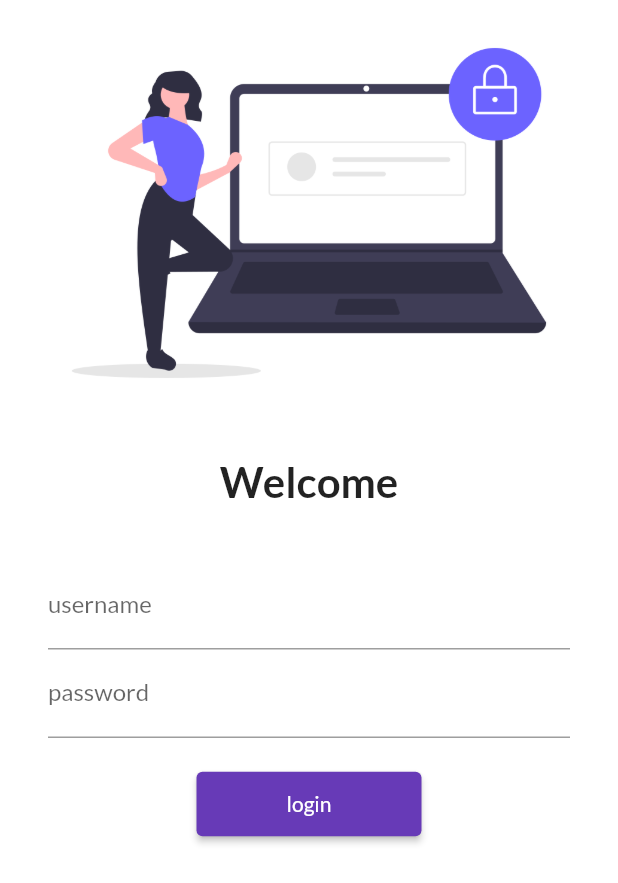
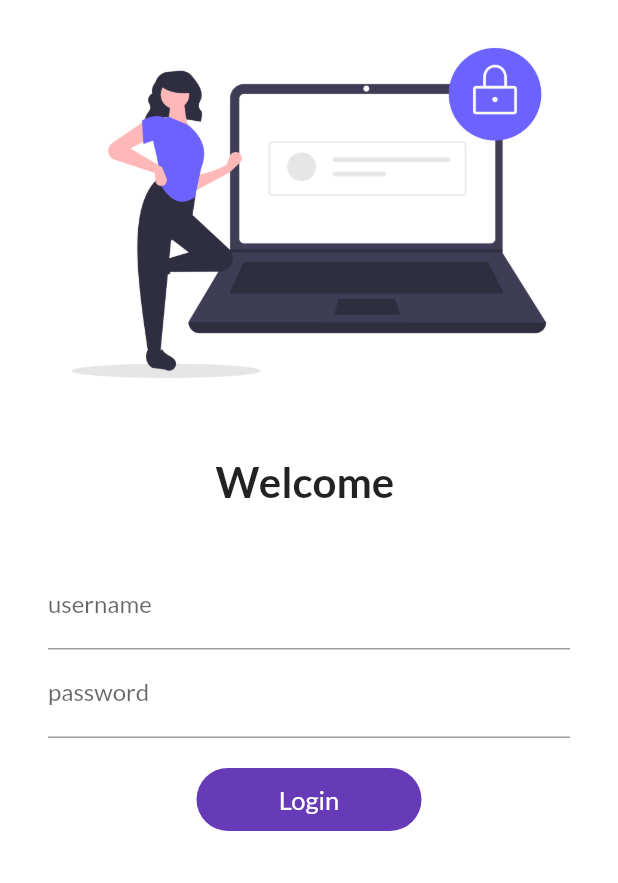
Before and after one commit to Rohaibchouhan/30daysofflutter-catalogo-app, a Flutter app: the screen it shows after launch, on a phone screen of 412 x 824 dp. Shown: the top 883 px of the screen. Run offline on Flutter 3.47's test engine with Material 2 defaults, Android fonts, the phone set to English and light mode, and no system bars; our stand-ins replace google_fonts.

Commit message:
day6 completed

```diff
--- a/lib/main.dart
+++ b/lib/main.dart
@@ -22,7 +22,7 @@
       themeMode: ThemeMode.light,
       darkTheme: ThemeData(brightness: Brightness.dark),
       theme: ThemeData(
-        primarySwatch: Colors.deepPurple,
+        primarySwatch: Colors.red,
         fontFamily: GoogleFonts.lato().fontFamily,
         //textTheme: GoogleFonts.latoTextTheme() "prefectly work this line"
       ),
--- a/lib/pages/login_page.dart
+++ b/lib/pages/login_page.dart
@@ -2,35 +2,41 @@
 
 import 'package:flutter/material.dart';
 import 'package:flutter_application_1_awesome/utils/routes.dart';
+import 'package:google_fonts/google_fonts.dart';
 
-class LoginPage extends StatelessWidget {
+class LoginPage extends StatefulWidget {
   const LoginPage({Key? key}) : super(key: key);
 
   @override
+  State<LoginPage> createState() => _LoginPageState();
+}
+
+class _LoginPageState extends State<LoginPage> {
+  String name = "";
+  bool changeButton = false;
+
+  @override
   Widget build(BuildContext context) {
-
     return Material(
       color: Colors.white,
       child: SingleChildScrollView(
-        child:
-          Column(
+        child: Column(
           children: [
-              Image.asset("assets/images/login.png",
-              fit: BoxFit.cover,),
-              SizedBox(
-                height: 20),
-              Text("Welcome",
-              style: TextStyle(fontSize:28,
-              fontWeight: FontWeight.bold
+            Image.asset(
+              "assets/images/login.png",
+              fit: BoxFit.cover,
             ),
+            SizedBox(height: 20),
+            Text(
+              "Welcome $name",
+              style: TextStyle(fontSize: 28, fontWeight: FontWeight.bold),
             ),
-
             SizedBox(
               height: 20,
             ),
-
             Padding(
-                padding: const EdgeInsets.symmetric(vertical: 16.0, horizontal: 32.0),
+              padding:
+                  const EdgeInsets.symmetric(vertical: 16.0, horizontal: 32.0),
               child: Column(
                 children: [
                   TextFormField(
@@ -38,8 +44,11 @@
                       hintText: "Enter username",
                       labelText: "username",
                     ),
+                    onChanged: ((value) {
+                      name = value;
+                      setState(() {});
+                    }),
                   ),
-
                   TextFormField(
                     obscureText: true,
                     decoration: InputDecoration(
@@ -47,21 +56,51 @@
                       labelText: "password",
                     ),
                   ),
-
                   SizedBox(
                     height: 20,
                   ),
-              ElevatedButton(
-                // ignore: sort_child_properties_last
-                child: Text("login"),
-                style: TextButton.styleFrom(minimumSize: Size(150, 43)),
-                onPressed:() {
+
+                  InkWell(
+                    onTap: () async {
+                      setState(() {
+                        changeButton = true;
+                      });
+
+                      await Future.delayed(Duration(seconds: 1));
                       Navigator.pushNamed(context, MyRoutes.homeRoute);
                     },
-                )
+                    child: AnimatedContainer(
+                      duration: Duration(seconds: 1),
+                      width: changeButton ? 44 : 150, height: 42,
+                      alignment: Alignment.center,
+                      // ignore: sort_child_properties_last
+                      child: changeButton?
+                      Icon(
+                        Icons.done,
+                        color: Colors.white,
+                      ):
+                          Text(
+                        "Login",
+                        style: TextStyle(
+                            color: Colors.white,
+                            fontFamily: GoogleFonts.lato().fontFamily,
+                            fontSize: 17),
+                      ),
+                      decoration: BoxDecoration(
+                          color: Colors.deepPurple,
+                          borderRadius: BorderRadius.circular(changeButton? 44: 25)
+                          ),
+                    ),
+                  ),
 
-
-
+//                  ElevatedButton(
+//                    // ignore: sort_child_properties_last
+//                    child: Text("login"),
+//                    style: TextButton.styleFrom(minimumSize: Size(150, 43)),
+//                    onPressed: () {
+//                      Navigator.pushNamed(context, MyRoutes.homeRoute);
+//                    },
+//                  )
                 ],
               ),
             )
```
Lines whose indentation alone changed are shown as unchanged.
